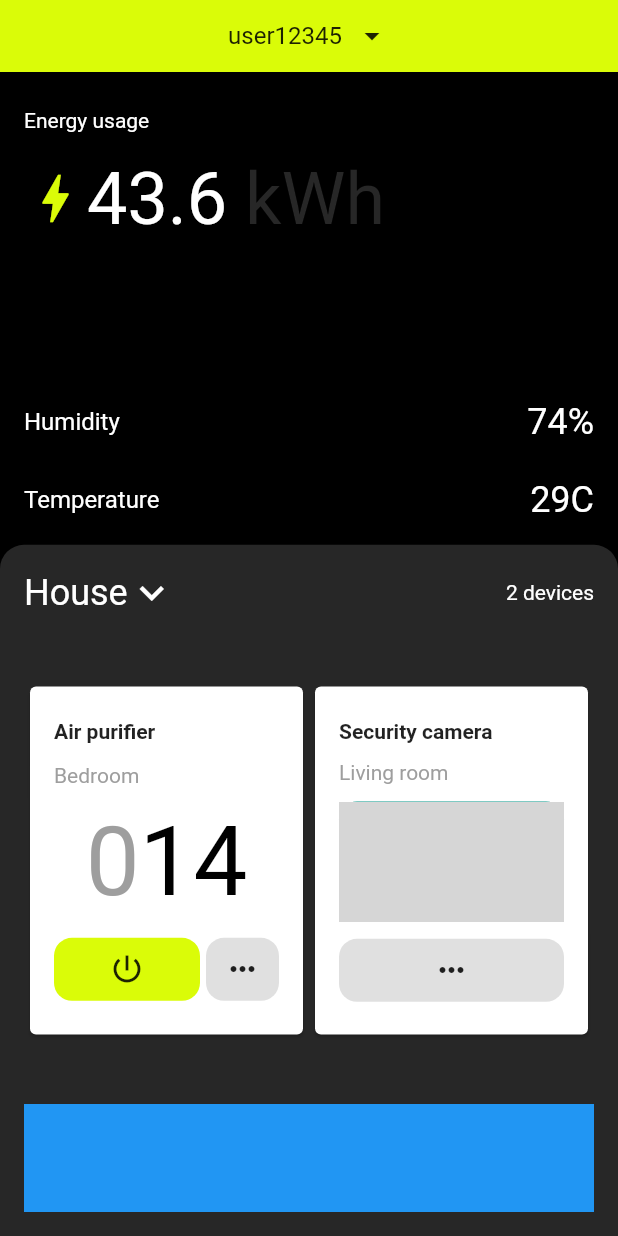
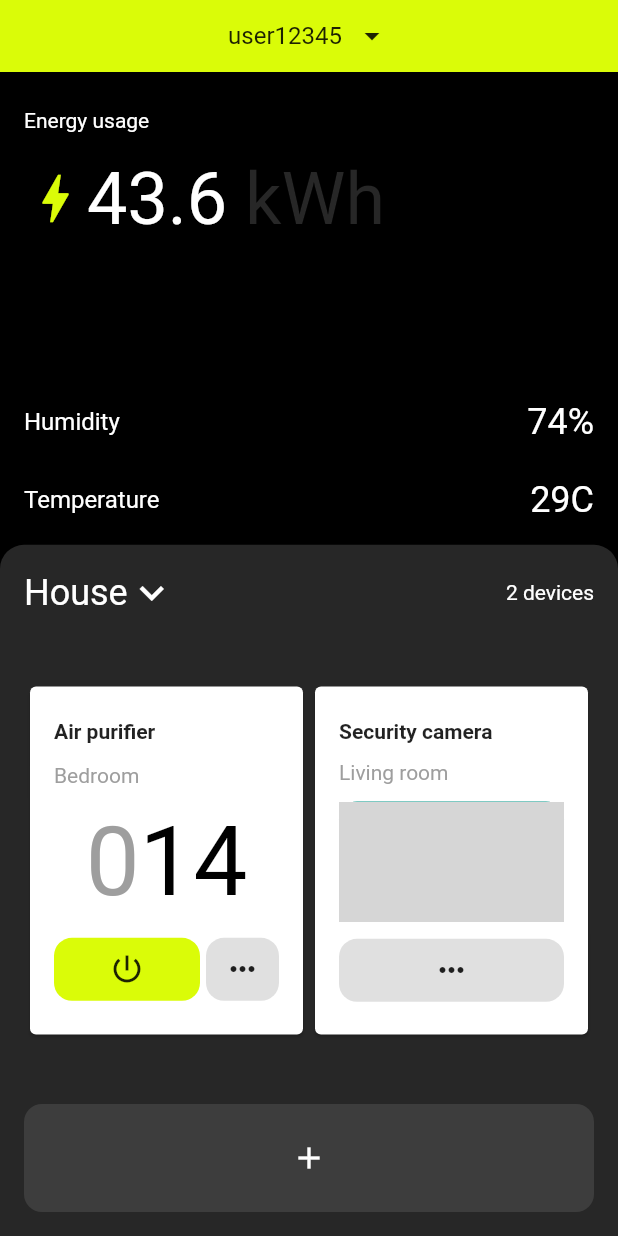
Before and after one commit to JAICHANGPARK/flutter_notebook_19th_story, a Flutter app: the screen it shows after launch, on a phone screen of 412 x 824 dp. Run offline on Flutter 3.47's test engine with Material 2 defaults, Android fonts, the phone set to English and light mode, and no system bars; our stand-ins replace cached_network_image, flutter_riverpod, freezed_annotation, smooth_page_indicator, video_player; network calls fail; grey boxes are pictures that could not be loaded.

Commit message:
Update smart_home_main_page.dart

```diff
--- a/lib/ep1109_smart_home_app/src/ui/smart_home_main_page.dart
+++ b/lib/ep1109_smart_home_app/src/ui/smart_home_main_page.dart
@@ -322,7 +322,17 @@ class SmartHomeMainPage extends StatelessWidget {
                     ),
                     Container(
                       height: 72,
-                      color: Colors.blue,
+                      decoration: BoxDecoration(
+                        color: Colors.white.withOpacity(0.1),
+                        borderRadius: BorderRadius.circular(12),
+                      ),
+                      child: Center(
+                        child: IconButton(
+                          onPressed: () {},
+                          icon: Icon(Icons.add),
+                          color: Colors.white,
+                        ),
+                      ),
                     )
                   ],
                 ),
```
